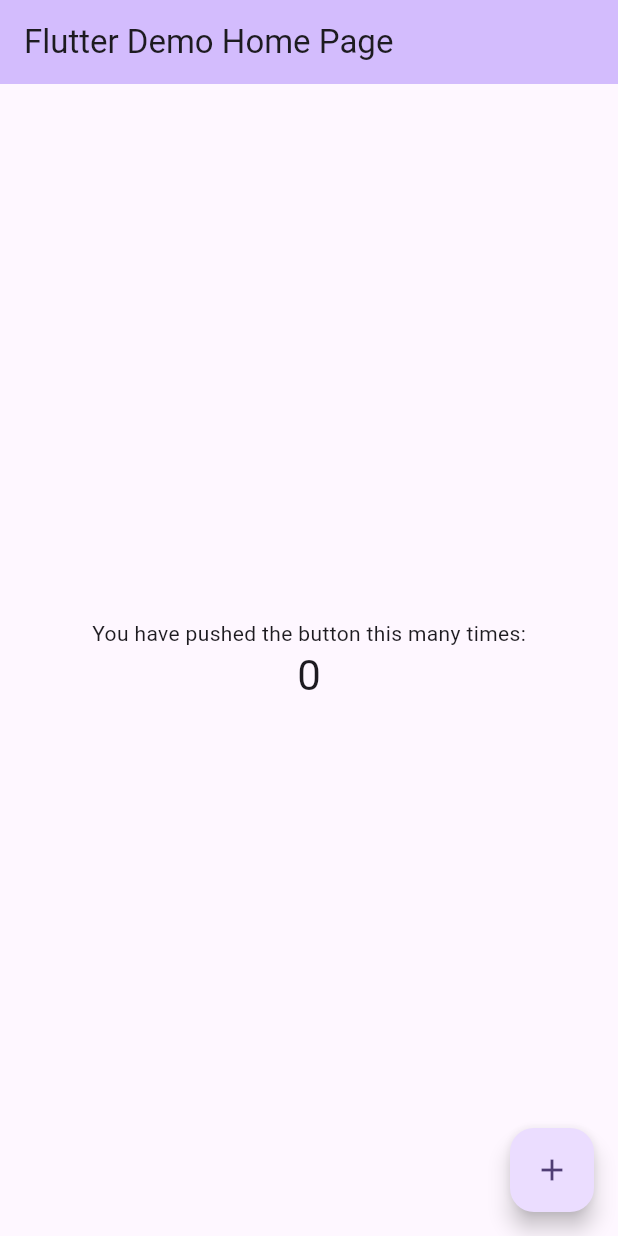
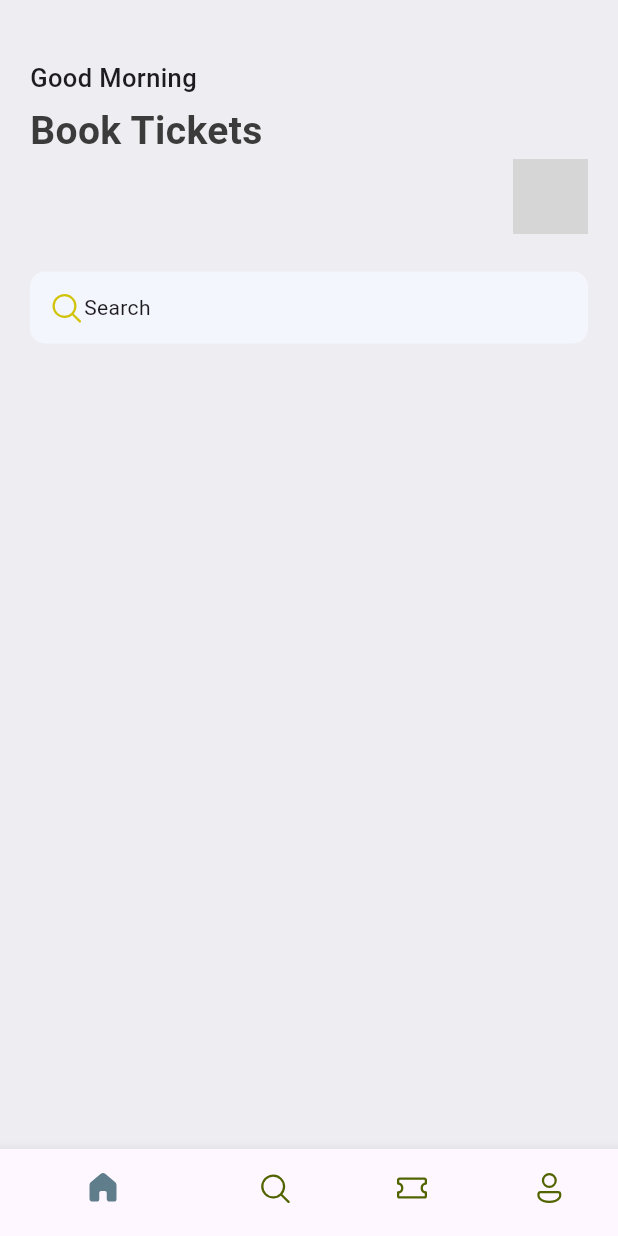
Before and after one commit to Abdi-Moha/ticket-app, a Flutter app: the screen it shows after launch, on a phone screen of 412 x 824 dp. Run offline on Flutter 3.47's test engine with Material 3 defaults, Android fonts, the phone set to English and light mode, and no system bars; our stand-ins replace fluentui_icons; grey boxes are pictures that could not be loaded.

Commit message:
second commit

```diff
--- /dev/null
+++ b/lib/base/bottom_nav_bar.dart
@@ -0,0 +1,60 @@
+import 'package:fluentui_icons/fluentui_icons.dart';
+import 'package:flutter/material.dart';
+import 'package:ticket_app/screens/home_screen.dart';
+
+class BottomNavBar extends StatefulWidget {
+  const BottomNavBar({super.key});
+
+  @override
+  State<BottomNavBar> createState() => _BottomNavBarState();
+}
+
+class _BottomNavBarState extends State<BottomNavBar> {
+  //list is iterated using index
+  final appScreens = [
+    HomeScreen(),
+    Center(child: Text("Search")),
+    Center(child: Text("Tickets")),
+    Center(child: Text("Profile")),
+  ];
+
+  //change our index for BottomNavBar
+  int _selectedIndex = 0;
+
+  void _onItemTapped(int index){
+    setState(() {
+      _selectedIndex = index;
+    });
+  }
+
+  @override
+  Widget build(BuildContext context) {
+    return Scaffold(
+      body: appScreens[_selectedIndex],
+      bottomNavigationBar: BottomNavigationBar(
+        currentIndex: _selectedIndex,
+        onTap: _onItemTapped,
+          selectedItemColor: Colors.blueGrey,
+          unselectedItemColor: const Color(0xFF526400),
+          showSelectedLabels: false,
+          items: [
+            BottomNavigationBarItem(
+                icon: Icon(FluentSystemIcons.ic_fluent_home_regular),
+                activeIcon: Icon(FluentSystemIcons.ic_fluent_home_filled),
+                label: "Home"),
+            BottomNavigationBarItem(
+                icon: Icon(FluentSystemIcons.ic_fluent_search_regular),
+                activeIcon: Icon(FluentSystemIcons.ic_fluent_search_filled),
+                label: "Search"),
+            BottomNavigationBarItem(
+                icon: Icon(FluentSystemIcons.ic_fluent_ticket_regular),
+                activeIcon: Icon(FluentSystemIcons.ic_fluent_ticket_filled),
+                label: "Tickets"),
+            BottomNavigationBarItem(
+                icon: Icon(FluentSystemIcons.ic_fluent_person_regular),
+                activeIcon: Icon(FluentSystemIcons.ic_fluent_person_filled),
+                label: "Profile"),
+          ]),
+    );
+  }
+}
--- /dev/null
+++ b/lib/base/res/media.dart
@@ -0,0 +1,4 @@
+class AppMedia{
+  static const _baseImage = "assets/images";
+  static const logo = '$_baseImage/logo.png';
+}
--- /dev/null
+++ b/lib/base/res/styles/app_styles.dart
@@ -0,0 +1,20 @@
+import 'package:flutter/material.dart';
+
+Color primary = const Color(0xFF687daf);
+
+class AppStyles {
+  static Color primaryColor = primary;
+  static Color bgcolor = const Color(0xFFeeedf2);
+  static Color textColor = Color(0xFF3b3b3b);
+
+  static TextStyle headLineStyle1 = TextStyle(
+    fontSize: 26,
+    fontWeight: FontWeight.bold,
+    color: textColor,
+  );
+
+  static TextStyle headLineStyle3 = const TextStyle(
+    fontSize: 17,
+    fontWeight: FontWeight.w500,
+  );
+}
--- a/lib/main.dart
+++ b/lib/main.dart
@@ -1,4 +1,5 @@
 import 'package:flutter/material.dart';
+import 'package:ticket_app/base/bottom_nav_bar.dart';
 
 void main() {
   runApp(const MyApp());
@@ -7,119 +8,11 @@ void main() {
 class MyApp extends StatelessWidget {
   const MyApp({super.key});
 
-  // This widget is the root of your application.
   @override
   Widget build(BuildContext context) {
-    return MaterialApp(
-      title: 'Flutter Demo',
-      theme: ThemeData(
-        // This is the theme of your application.
-        //
-        // TRY THIS: Try running your application with "flutter run". You'll see
-        // the application has a purple toolbar. Then, without quitting the app,
-        // try changing the seedColor in the colorScheme below to Colors.green
-        // and then invoke "hot reload" (save your changes or press the "hot
-        // reload" button in a Flutter-supported IDE, or press "r" if you used
-        // the command line to start the app).
-        //
-        // Notice that the counter didn't reset back to zero; the application
-        // state is not lost during the reload. To reset the state, use hot
-        // restart instead.
-        //
-        // This works for code too, not just values: Most code changes can be
-        // tested with just a hot reload.
-        colorScheme: ColorScheme.fromSeed(seedColor: Colors.deepPurple),
-        useMaterial3: true,
-      ),
-      home: const MyHomePage(title: 'Flutter Demo Home Page'),
+    return const MaterialApp(
+      debugShowCheckedModeBanner: false,
+      home: BottomNavBar(),
     );
   }
 }
-
-class MyHomePage extends StatefulWidget {
-  const MyHomePage({super.key, required this.title});
-
-  // This widget is the home page of your application. It is stateful, meaning
-  // that it has a State object (defined below) that contains fields that affect
-  // how it looks.
-
-  // This class is the configuration for the state. It holds the values (in this
-  // case the title) provided by the parent (in this case the App widget) and
-  // used by the build method of the State. Fields in a Widget subclass are
-  // always marked "final".
-
-  final String title;
-
-  @override
-  State<MyHomePage> createState() => _MyHomePageState();
-}
-
-class _MyHomePageState extends State<MyHomePage> {
-  int _counter = 0;
-
-  void _incrementCounter() {
-    setState(() {
-      // This call to setState tells the Flutter framework that something has
-      // changed in this State, which causes it to rerun the build method below
-      // so that the display can reflect the updated values. If we changed
-      // _counter without calling setState(), then the build method would not be
-      // called again, and so nothing would appear to happen.
-      _counter++;
-    });
-  }
-
-  @override
-  Widget build(BuildContext context) {
-    // This method is rerun every time setState is called, for instance as done
-    // by the _incrementCounter method above.
-    //
-    // The Flutter framework has been optimized to make rerunning build methods
-    // fast, so that you can just rebuild anything that needs updating rather
-    // than having to individually change instances of widgets.
-    return Scaffold(
-      appBar: AppBar(
-        // TRY THIS: Try changing the color here to a specific color (to
-        // Colors.amber, perhaps?) and trigger a hot reload to see the AppBar
-        // change color while the other colors stay the same.
-        backgroundColor: Theme.of(context).colorScheme.inversePrimary,
-        // Here we take the value from the MyHomePage object that was created by
-        // the App.build method, and use it to set our appbar title.
-        title: Text(widget.title),
-      ),
-      body: Center(
-        // Center is a layout widget. It takes a single child and positions it
-        // in the middle of the parent.
-        child: Column(
-          // Column is also a layout widget. It takes a list of children and
-          // arranges them vertically. By default, it sizes itself to fit its
-          // children horizontally, and tries to be as tall as its parent.
-          //
-          // Column has various properties to control how it sizes itself and
-          // how it positions its children. Here we use mainAxisAlignment to
-          // center the children vertically; the main axis here is the vertical
-          // axis because Columns are vertical (the cross axis would be
-          // horizontal).
-          //
-          // TRY THIS: Invoke "debug painting" (choose the "Toggle Debug Paint"
-          // action in the IDE, or press "p" in the console), to see the
-          // wireframe for each widget.
-          mainAxisAlignment: MainAxisAlignment.center,
-          children: <Widget>[
-            const Text(
-              'You have pushed the button this many times:',
-            ),
-            Text(
-              '$_counter',
-              style: Theme.of(context).textTheme.headlineMedium,
-            ),
-          ],
-        ),
-      ),
-      floatingActionButton: FloatingActionButton(
-        onPressed: _incrementCounter,
-        tooltip: 'Increment',
-        child: const Icon(Icons.add),
-      ), // This trailing comma makes auto-formatting nicer for build methods.
-    );
-  }
-}
--- /dev/null
+++ b/lib/screens/home_screen.dart
@@ -0,0 +1,81 @@
+import 'package:fluentui_icons/fluentui_icons.dart';
+import 'package:flutter/material.dart';
+import 'package:ticket_app/base/res/media.dart';
+import 'package:ticket_app/base/res/styles/app_styles.dart';
+
+class HomeScreen extends StatelessWidget {
+  const HomeScreen({super.key});
+
+  @override
+  Widget build(BuildContext context) {
+    return Scaffold(
+      backgroundColor: AppStyles.bgcolor,
+      //we want scrollable effect
+      body: ListView(
+        children: [
+          SizedBox(
+            height: 40,
+          ),
+          Container(
+            padding: EdgeInsets.symmetric(horizontal: 20),
+            child: Column(
+              crossAxisAlignment: CrossAxisAlignment.end,
+              children: [
+                Row(
+                  children: [
+                    Column(
+                      crossAxisAlignment: CrossAxisAlignment.start,
+                      children: [
+                        Text(
+                          "Good Morning",
+                          style: AppStyles.headLineStyle3,
+                        ),
+                        const SizedBox(
+                          height: 5,
+                        ),
+                        Text(
+                          "Book Tickets",
+                          style: AppStyles.headLineStyle1,
+                        ),
+                      ],
+                    ),
+                  ],
+                ),
+                Container(
+                  width: 50,
+                  height: 50,
+                  decoration: BoxDecoration(
+                    borderRadius: BorderRadius.circular(10),
+                    image: DecorationImage(
+                      image: AssetImage(AppMedia.logo),
+                    ),
+                  ),
+                ),
+                SizedBox(
+                  height: 25,
+                ),
+                Container(
+                  padding: EdgeInsets.symmetric(horizontal: 12, vertical: 12),
+                  decoration: BoxDecoration(
+                    borderRadius: BorderRadius.circular(10),
+                    color: const Color(0xFFF4F6FD),
+                  ),
+                  child: Row(
+                    // mainAxisAlignment: MainAxisAlignment.spaceBetween,
+                    children: [
+                      Icon(
+                        FluentSystemIcons.ic_fluent_search_regular,
+                        color: Color(0xFFBCFC205),
+                      ),
+                      Text("Search"),
+                    ],
+                  ),
+                ),
+              ],
+            ),
+          ),
+        ],
+      ),
+    );
+  }
+}
--- a/pubspec.yaml
+++ b/pubspec.yaml
@@ -34,6 +34,7 @@ dependencies:
   # The following adds the Cupertino Icons font to your application.
   # Use with the CupertinoIcons class for iOS style icons.
   cupertino_icons: ^1.0.8
+  fluentui_icons: ^1.0.0
 
 dev_dependencies:
   flutter_test:
@@ -58,9 +59,8 @@ flutter:
   uses-material-design: true
 
   # To add assets to your application, add an assets section, like this:
-  # assets:
-  #   - images/a_dot_burr.jpeg
-  #   - images/a_dot_ham.jpeg
+  assets:
+     - assets/images/
 
   # An image asset can refer to one or more resolution-specific "variants", see
   # https://flutter.dev/to/resolution-aware-images
```
Also changed, not shown: lib/base/widgets/app_double_text.dart (added), pubspec.lock.
